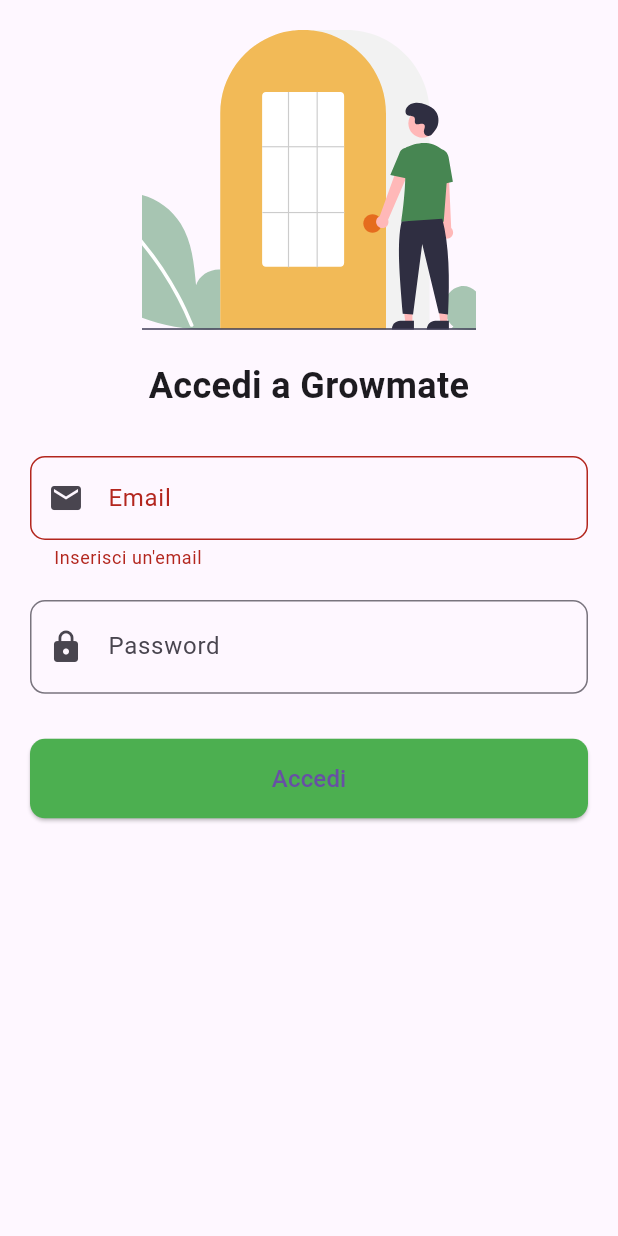
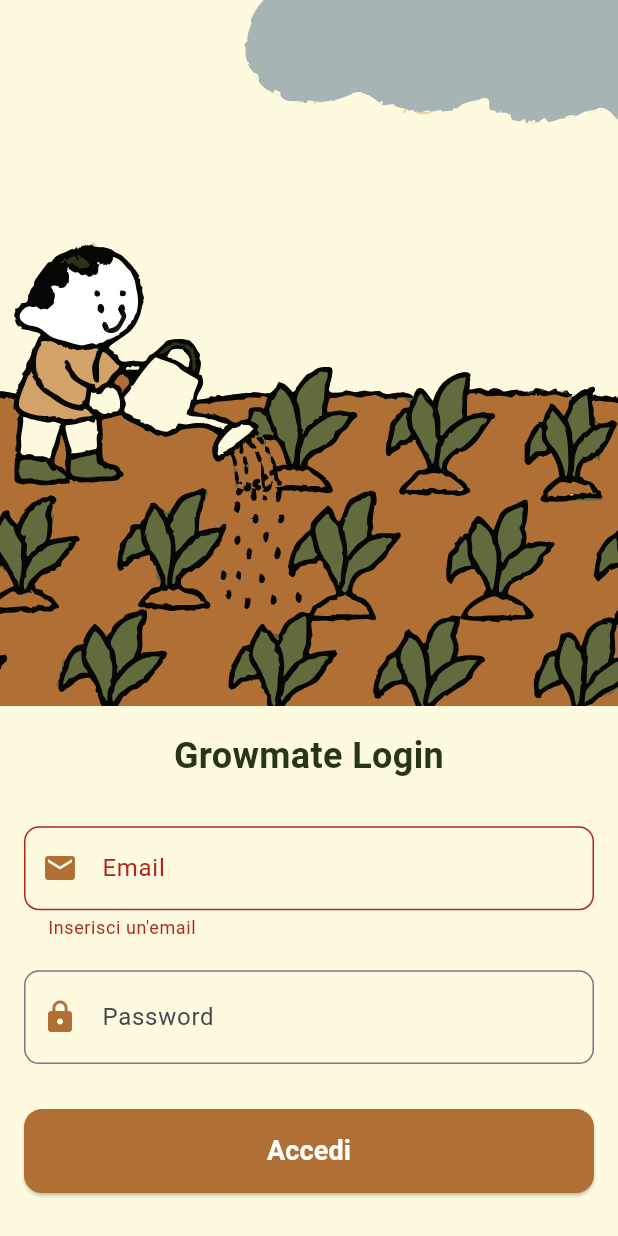
Before and after one commit to ProgettoEMAD/EMAD24-25-GrowMate, a Flutter app: the screen it shows after launch, after a tap on "Accedi", on a phone screen of 412 x 824 dp. Run offline on Flutter 3.47's test engine with Material 3 defaults, Android fonts, the phone set to English and light mode, and no system bars; our stand-ins replace camera, cloud_firestore, firebase_auth, firebase_core, flutter_svg, shared_preferences; accounts and stored records are empty; generated files the repository leaves out were written again.

Commit message:
[MOBILE] New Login UI

```diff
--- a/frontend_mobile/lib/Screen/Login.dart
+++ /dev/null
@@ -1,166 +0,0 @@
-import 'package:firebase_auth/firebase_auth.dart';
-import 'package:flutter/material.dart';
-import 'package:flutter_svg/flutter_svg.dart';
-import 'package:growmate/auth.dart';
-import 'package:growmate/Screen/home.dart'; // Importa la schermata Home
-
-class LoginScreen extends StatefulWidget {
-  const LoginScreen({super.key});
-
-  @override
-  State<LoginScreen> createState() => _LoginScreenState();
-}
-
-class _LoginScreenState extends State<LoginScreen> {
-  final TextEditingController _email = TextEditingController();
-  final TextEditingController _password = TextEditingController();
-  bool _isLoading = false;
-  String? _emailError;
-  String? _passwordError;
-
-  bool _obscurePwd = true;
-
-  Future<void> signIn() async {
-    setState(() {
-      _emailError = null;
-      _passwordError = null;
-    });
-
-    // Validazione locale prima di tentare l'accesso
-    if (_email.text.isEmpty) {
-      setState(() {
-        _emailError = 'Inserisci un\'email';
-      });
-      return;
-    }
-    if (_password.text.isEmpty) {
-      setState(() {
-        _passwordError = 'Inserisci una password';
-      });
-      return;
-    }
-
-    setState(() {
-      _isLoading = true;
-    });
-
-    try {
-      // Prova l'accesso con Firebase
-      await Auth().signInWithEmailAndPassword(
-        email: _email.text,
-        password: _password.text,
-      );
-
-      // Naviga alla schermata di Home in caso di successo
-      if (FirebaseAuth.instance.currentUser != null) {
-        Navigator.pushReplacement(
-          context,
-          MaterialPageRoute(builder: (context) => const Home()), // Naviga alla tua schermata Home
-        );
-      }
-    } on FirebaseAuthException catch (error) {
-      // Gestione degli errori specifici di Firebase
-      setState(() {
-        if (error.code == 'user-not-found') {
-          _emailError = 'Utente non trovato';
-        } else if (error.code == 'wrong-password') {
-          _passwordError = 'Password errata';
-        } else {
-          _passwordError = 'Errore: ${error.message}';
-        }
-      });
-    } finally {
-      setState(() {
-        _isLoading = false;
-      });
-    }
-  }
-
-  @override
-  Widget build(BuildContext context) {
-    return Scaffold(
-      body: SingleChildScrollView(
-        child: Padding(
-          padding: const EdgeInsets.all(20.0),
-          child: Column(
-            crossAxisAlignment: CrossAxisAlignment.stretch,
-            children: [
-              // Illustrazione
-              SizedBox(
-                height: 200,
-                child: SvgPicture.asset(
-                  'assets/porta.svg',
-                  semanticsLabel: 'Illustrazione di una porta',
-                  fit: BoxFit.contain,
-                ),
-              ),
-              const SizedBox(height: 20),
-              // Titolo
-              const Text(
-                'Accedi a Growmate',
-                style: TextStyle(
-                  fontSize: 24,
-                  fontWeight: FontWeight.bold,
-                ),
-                textAlign: TextAlign.center,
-              ),
-              const SizedBox(height: 30),
-              // Campo email
-              TextField(
-                controller: _email,
-                keyboardType: TextInputType.emailAddress,
-                decoration: InputDecoration(
-                  prefixIcon: const Icon(Icons.email),
-                  labelText: 'Email',
-                  border: OutlineInputBorder(
-                    borderRadius: BorderRadius.circular(10),
-                  ),
-                  errorText: _emailError, // Mostra l'errore accanto al campo
-                ),
-                onChanged: (_) => setState(() => _emailError = null),
-              ),
-              const SizedBox(height: 20),
-              // Campo password
-              TextField(
-                controller: _password,
-                obscureText: _obscurePwd,
-                decoration: InputDecoration(
-                  prefixIcon: const Icon(Icons.lock),
-                  suffix: InkWell(child: Icon(_obscurePwd ? Icons.visibility : Icons.visibility_off), onTap: () => setState(() {
-                    _obscurePwd = !_obscurePwd;
-                  }),),
-                  labelText: 'Password',
-                  border: OutlineInputBorder(
-                    borderRadius: BorderRadius.circular(10),
-                  ),
-                  errorText: _passwordError, // Mostra l'errore accanto al campo
-                ),
-                onChanged: (_) => setState(() => _passwordError = null),
-              ),
-              const SizedBox(height: 30),
-              // Bottone di accesso
-              ElevatedButton(
-                onPressed: _isLoading ? null : signIn,
-                style: ElevatedButton.styleFrom(
-                  padding: const EdgeInsets.symmetric(vertical: 15),
-                  shape: RoundedRectangleBorder(
-                    borderRadius: BorderRadius.circular(10),
-                  ),
-                  backgroundColor: Colors.green,
-                ),
-                child: _isLoading
-                    ? const CircularProgressIndicator(
-                        color: Colors.white,
-                      )
-                    : const Text(
-                        'Accedi',
-                        style: TextStyle(fontSize: 16),
-                      ),
-              ),
-            ],
-          ),
-        ),
-      ),
-    );
-  }
-}
--- /dev/null
+++ b/frontend_mobile/lib/Screen/login_page.dart
@@ -0,0 +1,289 @@
+import 'package:firebase_auth/firebase_auth.dart';
+import 'package:flutter/material.dart';
+import 'package:flutter_svg/flutter_svg.dart';
+import 'package:growmate/auth.dart';
+import 'package:growmate/common/colors.dart';
+import 'package:growmate/screen/home.dart'; // Importa la schermata Home
+
+class LoginScreen extends StatefulWidget {
+  const LoginScreen({super.key});
+
+  @override
+  State<LoginScreen> createState() => _LoginScreenState();
+}
+
+class _LoginScreenState extends State<LoginScreen> {
+  final TextEditingController _email = TextEditingController();
+  final TextEditingController _password = TextEditingController();
+  bool _isLoading = false;
+  String? _emailError;
+  String? _passwordError;
+
+  bool _obscurePwd = true;
+
+  Future<void> signIn() async {
+    setState(() {
+      _emailError = null;
+      _passwordError = null;
+    });
+
+    // Validazione locale prima di tentare l'accesso
+    if (_email.text.isEmpty) {
+      setState(() {
+        _emailError = 'Inserisci un\'email';
+      });
+      return;
+    }
+    if (_password.text.isEmpty) {
+      setState(() {
+        _passwordError = 'Inserisci una password';
+      });
+      return;
+    }
+
+    setState(() {
+      _isLoading = true;
+    });
+
+    try {
+      // Prova l'accesso con Firebase
+      await Auth().signInWithEmailAndPassword(
+        email: _email.text,
+        password: _password.text,
+      );
+
+      // Naviga alla schermata di Home in caso di successo
+      if (FirebaseAuth.instance.currentUser != null) {
+        Navigator.pushReplacement(
+          context,
+          MaterialPageRoute(
+              builder: (context) =>
+                  const Home()), // Naviga alla tua schermata Home
+        );
+      }
+    } on FirebaseAuthException catch (error) {
+      // Gestione degli errori specifici di Firebase
+      setState(() {
+        if (error.code == 'user-not-found') {
+          _emailError = 'Utente non trovato';
+        } else if (error.code == 'wrong-password') {
+          _passwordError = 'Password errata';
+        } else {
+          _passwordError = 'Errore: ${error.message}';
+        }
+      });
+    } finally {
+      setState(() {
+        _isLoading = false;
+      });
+    }
+  }
+
+  @override
+  Widget build(BuildContext context) {
+    return Scaffold(
+      backgroundColor: kBrownLight,
+      body: SingleChildScrollView(
+        child: SizedBox(
+          height: MediaQuery.of(context).size.height,
+          child: Column(
+            children: [
+              Expanded(
+                flex: 4,
+                child: SvgPicture.asset(
+                  'assets/illustration1.svg',
+                  semanticsLabel: 'Illustrazione di una porta',
+                  fit: BoxFit.cover,
+                ),
+              ),
+              Expanded(
+                flex: 3,
+                child: Padding(
+                  padding: const EdgeInsets.all(16),
+                  child: Column(
+                    children: [
+                      const Text(
+                        'Growmate Login',
+                        style: TextStyle(
+                          fontSize: 24,
+                          fontWeight: FontWeight.bold,
+                          color: kGreenDark,
+                        ),
+                        textAlign: TextAlign.center,
+                      ),
+                      const SizedBox(height: 30),
+                      // Campo email
+                      TextField(
+                        controller: _email,
+                        keyboardType: TextInputType.emailAddress,
+                        decoration: InputDecoration(
+                          prefixIcon: const Icon(
+                            Icons.email,
+                            color: kBrown,
+                          ),
+                          labelText: 'Email',
+                          border: OutlineInputBorder(
+                            borderRadius: BorderRadius.circular(10),
+                          ),
+                          errorText:
+                              _emailError, // Mostra l'errore accanto al campo
+                        ),
+                        onChanged: (_) => setState(() => _emailError = null),
+                      ),
+                      const SizedBox(height: 20),
+                      // Campo password
+                      TextField(
+                        controller: _password,
+                        obscureText: _obscurePwd,
+                        decoration: InputDecoration(
+                          prefixIcon: const Icon(
+                            Icons.lock,
+                            color: kBrown,
+                          ),
+                          suffix: InkWell(
+                            child: Icon(
+                              _obscurePwd
+                                  ? Icons.visibility
+                                  : Icons.visibility_off,
+                              color: kBrown,
+                            ),
+                            onTap: () => setState(
+                              () {
+                                _obscurePwd = !_obscurePwd;
+                              },
+                            ),
+                          ),
+                          labelText: 'Password',
+                          border: OutlineInputBorder(
+                            borderRadius: BorderRadius.circular(10),
+                          ),
+                          errorText: _passwordError,
+                        ),
+                        onChanged: (_) => setState(() => _passwordError = null),
+                      ),
+                      const SizedBox(height: 30),
+                      SizedBox(
+                        width: double.infinity,
+                        child: ElevatedButton(
+                          onPressed: _isLoading ? null : signIn,
+                          style: ElevatedButton.styleFrom(
+                            padding: const EdgeInsets.symmetric(vertical: 15),
+                            shape: RoundedRectangleBorder(
+                              borderRadius: BorderRadius.circular(12),
+                            ),
+                            backgroundColor: kBrown,
+                          ),
+                          child: _isLoading
+                              ? const CircularProgressIndicator(
+                                  color: Colors.white,
+                                )
+                              : const Text(
+                                  'Accedi',
+                                  style: TextStyle(
+                                    fontSize: 18,
+                                    color: Colors.white,
+                                    fontWeight: FontWeight.bold,
+                                  ),
+                                ),
+                        ),
+                      ),
+                    ],
+                  ),
+                ),
+              ),
+            ],
+          ),
+        ),
+      ),
+    );
+
+    return Scaffold(
+      body: SingleChildScrollView(
+        child: Padding(
+          padding: const EdgeInsets.all(20.0),
+          child: Column(
+            crossAxisAlignment: CrossAxisAlignment.stretch,
+            children: [
+              // Illustrazione
+              SizedBox(
+                height: 200,
+                child: SvgPicture.asset(
+                  'assets/porta.svg',
+                  semanticsLabel: 'Illustrazione di una porta',
+                  fit: BoxFit.contain,
+                ),
+              ),
+              const SizedBox(height: 20),
+              // Titolo
+              const Text(
+                'Accedi a Growmate',
+                style: TextStyle(
+                  fontSize: 24,
+                  fontWeight: FontWeight.bold,
+                ),
+                textAlign: TextAlign.center,
+              ),
+              const SizedBox(height: 30),
+              // Campo email
+              TextField(
+                controller: _email,
+                keyboardType: TextInputType.emailAddress,
+                decoration: InputDecoration(
+                  prefixIcon: const Icon(Icons.email),
+                  labelText: 'Email',
+                  border: OutlineInputBorder(
+                    borderRadius: BorderRadius.circular(10),
+                  ),
+                  errorText: _emailError, // Mostra l'errore accanto al campo
+                ),
+                onChanged: (_) => setState(() => _emailError = null),
+              ),
+              const SizedBox(height: 20),
+              // Campo password
+              TextField(
+                controller: _password,
+                obscureText: _obscurePwd,
+                decoration: InputDecoration(
+                  prefixIcon: const Icon(Icons.lock),
+                  suffix: InkWell(
+                    child: Icon(
+                        _obscurePwd ? Icons.visibility : Icons.visibility_off),
+                    onTap: () => setState(() {
+                      _obscurePwd = !_obscurePwd;
+                    }),
+                  ),
+                  labelText: 'Password',
+                  border: OutlineInputBorder(
+                    borderRadius: BorderRadius.circular(10),
+                  ),
+                  errorText: _passwordError, // Mostra l'errore accanto al campo
+                ),
+                onChanged: (_) => setState(() => _passwordError = null),
+              ),
+              const SizedBox(height: 30),
+              // Bottone di accesso
+              ElevatedButton(
+                onPressed: _isLoading ? null : signIn,
+                style: ElevatedButton.styleFrom(
+                  padding: const EdgeInsets.symmetric(vertical: 15),
+                  shape: RoundedRectangleBorder(
+                    borderRadius: BorderRadius.circular(10),
+                  ),
+                  backgroundColor: Colors.green,
+                ),
+                child: _isLoading
+                    ? const CircularProgressIndicator(
+                        color: Colors.white,
+                      )
+                    : const Text(
+                        'Accedi',
+                        style: TextStyle(fontSize: 16),
+                      ),
+              ),
+            ],
+          ),
+        ),
+      ),
+    );
+  }
+}
--- /dev/null
+++ b/frontend_mobile/lib/common/colors.dart
@@ -0,0 +1,5 @@
+import 'package:flutter/material.dart';
+
+const Color kBrown = Color(0xffB06F35);
+const Color kBrownLight = Color(0xffFEFAE0);
+const Color kGreenDark = Color(0xff283618);
--- a/frontend_mobile/lib/main.dart
+++ b/frontend_mobile/lib/main.dart
@@ -1,46 +1,36 @@
 import 'package:flutter/material.dart';
 import 'package:firebase_core/firebase_core.dart';
-import 'package:growmate/Screen/Appoggio.dart';
-import 'package:growmate/Screen/Login.dart';
-import 'package:growmate/Screen/home.dart';
+import 'package:growmate/screen/login_page.dart';
+import 'package:growmate/screen/home.dart';
 import 'package:growmate/auth.dart';
 import 'firebase_options.dart';
 
-
-void main() async{
+void main() async {
   WidgetsFlutterBinding.ensureInitialized();
   await Firebase.initializeApp(
     options: DefaultFirebaseOptions.currentPlatform,
-);
-  runApp(MyApp());
+  );
+  runApp(GrowMate());
 }
 
-class MyApp extends StatefulWidget {
-   const MyApp({super.key});
+class GrowMate extends StatelessWidget {
+  const GrowMate({super.key});
 
-
-   @override
-   State<MyApp> createState() => _MyAppState();
-
-}
-
-class _MyAppState extends State<MyApp>{
   @override
-  Widget build(BuildContext context){
+  Widget build(BuildContext context) {
     return MaterialApp(
       title: 'Growmate',
       theme: ThemeData(),
       home: StreamBuilder(
         stream: Auth().authStateChanges,
-        builder: (context, snapshot){
-          if(snapshot.hasData){
-            return Home();
-          }
-          else{
+        builder: (context, snapshot) {
+          if (snapshot.hasData) {
+            return const Home();
+          } else {
             return const LoginScreen();
           }
         },
-        ),
-        );
+      ),
+    );
   }
 }
--- a/frontend_mobile/pubspec.yaml
+++ b/frontend_mobile/pubspec.yaml
@@ -61,6 +61,7 @@
   uses-material-design: true
   assets:
     - assets/porta.svg
+    - assets/illustration1.svg
   # To add assets to your application, add an assets section, like this:
   # assets:
   #   - images/a_dot_burr.jpeg
```
Also changed, not shown: frontend_mobile/lib/Screen/home.dart (+21 -15 lines), frontend_mobile/assets/illustration1.svg (added), frontend_mobile/pubspec.lock, 3 other files.
